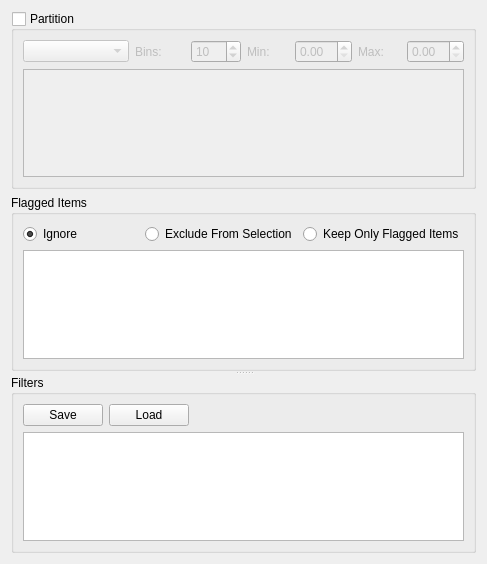
The window that ui/FilterPanel.ui (nstander/DatView) describes before a commit, drawn with Qt 5.
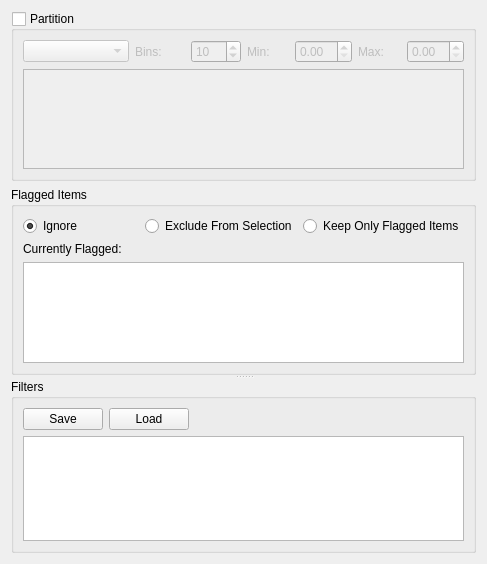
The same window after the commit.

Commit message: From the ItemViewer, you can flag items which are listed in the Filters view under Flags. Under filters, you control flags affect on selection: no effect, exclude flagged, or keep only flagged. The numbers in the list of flagged items are the row numbers in the file and clicking one will jump there in the item viewer.

What changed in the file:
```diff
--- a/ui/FilterPanel.ui
+++ b/ui/FilterPanel.ui
@@ -129,6 +129,13 @@
             </item>
            </layout>
           </item>
+          <item>
+           <widget class="QLabel" name="label_4">
+            <property name="text">
+             <string>Currently Flagged:</string>
+            </property>
+           </widget>
+          </item>
           <item>
            <widget class="QListView" name="flaggedList"/>
           </item>
```
Left out of the diff: 6 changed lines with no effect on the pictures. The commit also changes 11 other files.
